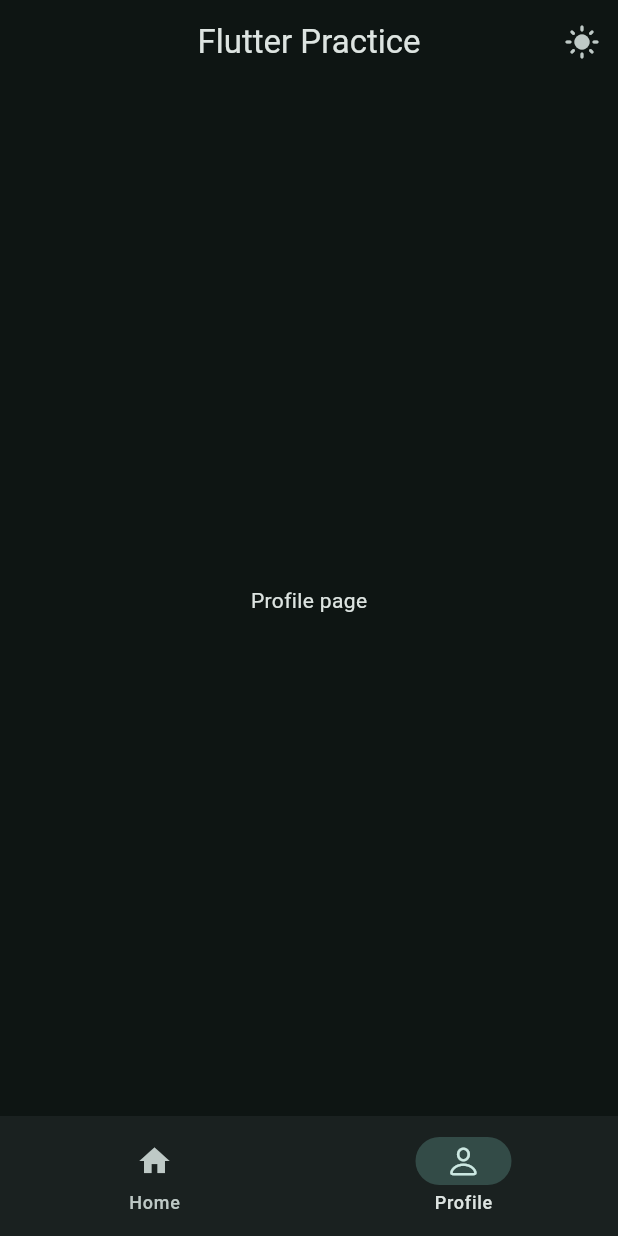
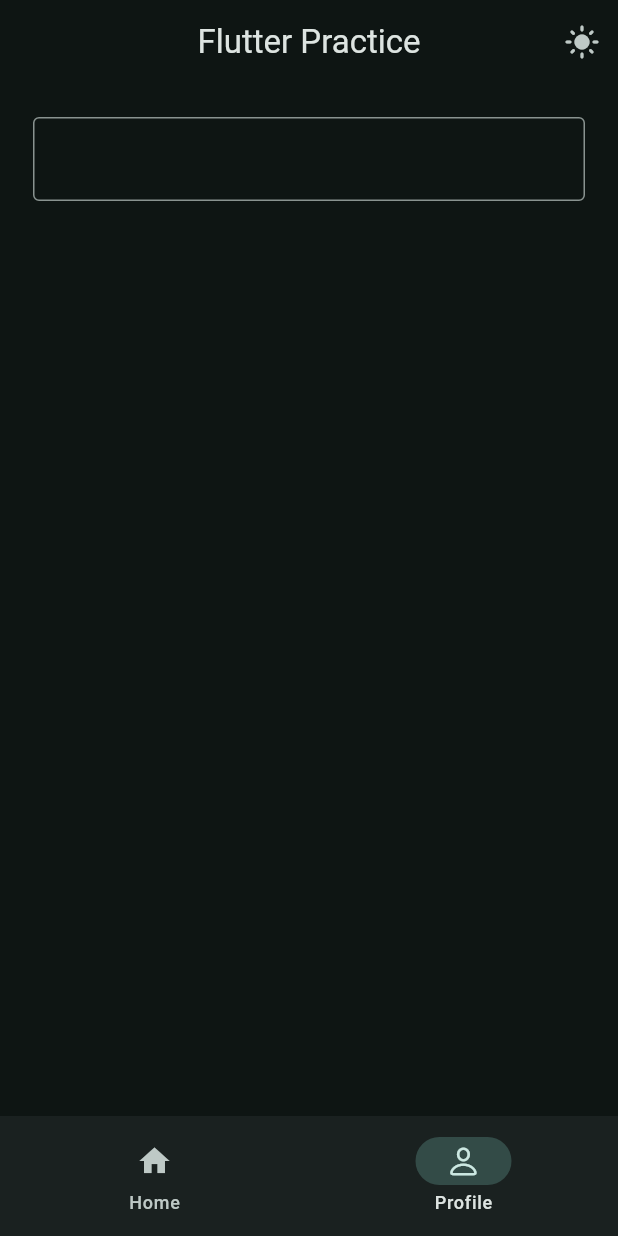
Before and after one commit to faniiaa/counter, a Flutter app: the screen it shows after launch, item 2 of the bottom bar chosen, on a phone screen of 412 x 824 dp. Run offline on Flutter 3.47's test engine with Material 3 defaults, Android fonts, the phone set to English and light mode, and no system bars.

Commit message:
Input box in profile Page

```diff
--- a/lib/views/pages/profile_page.dart
+++ b/lib/views/pages/profile_page.dart
@@ -1,11 +1,33 @@
 import 'package:flutter/material.dart';
 
-class ProfilePage extends StatelessWidget {
+class ProfilePage extends StatefulWidget {
   const ProfilePage({super.key});
 
   @override
+  State<ProfilePage> createState() => _ProfilePageState();
+}
+
+class _ProfilePageState extends State<ProfilePage> {
+  TextEditingController controller = TextEditingController();
+
+  @override
   Widget build(BuildContext context) {
-    return Center(child: Text('Profile page'),
+    return Padding(
+      padding: const EdgeInsets.all(22.0),
+      child: Column(
+        children: [
+          TextField(
+            controller: controller,
+            decoration: InputDecoration(
+                border: OutlineInputBorder()
+            ),
+            onEditingComplete: () {
+              setState(() {});
+            },
+          ),
+          Text(controller.text),
+        ],
+      ),
     );
   }
 }
```
